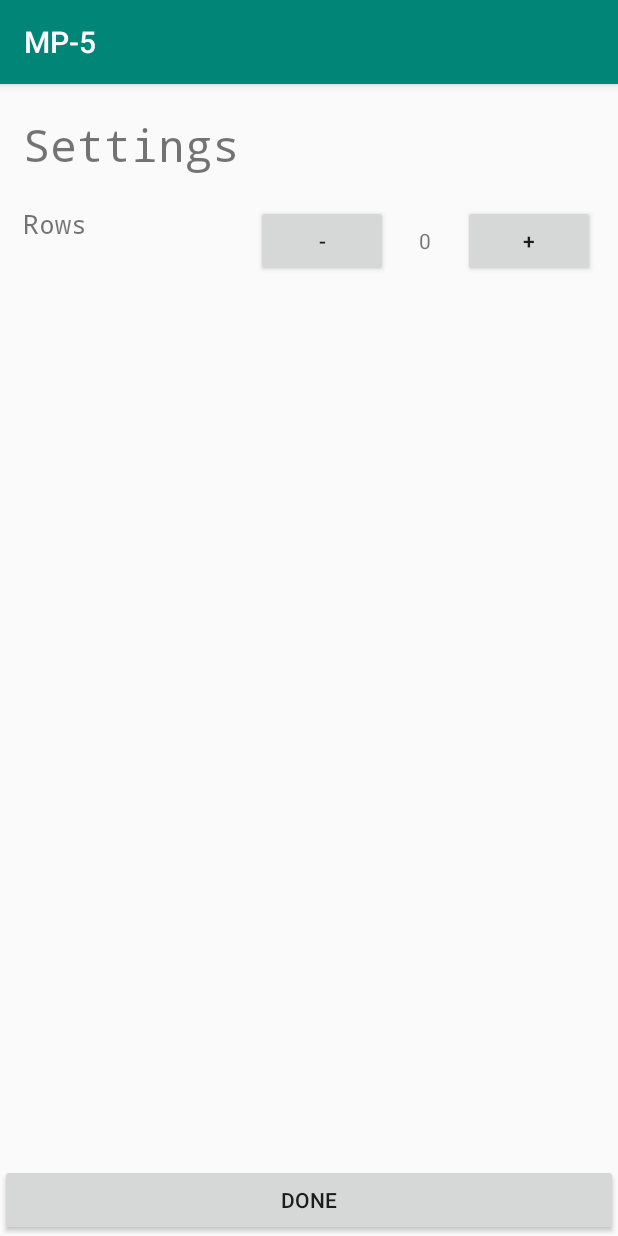
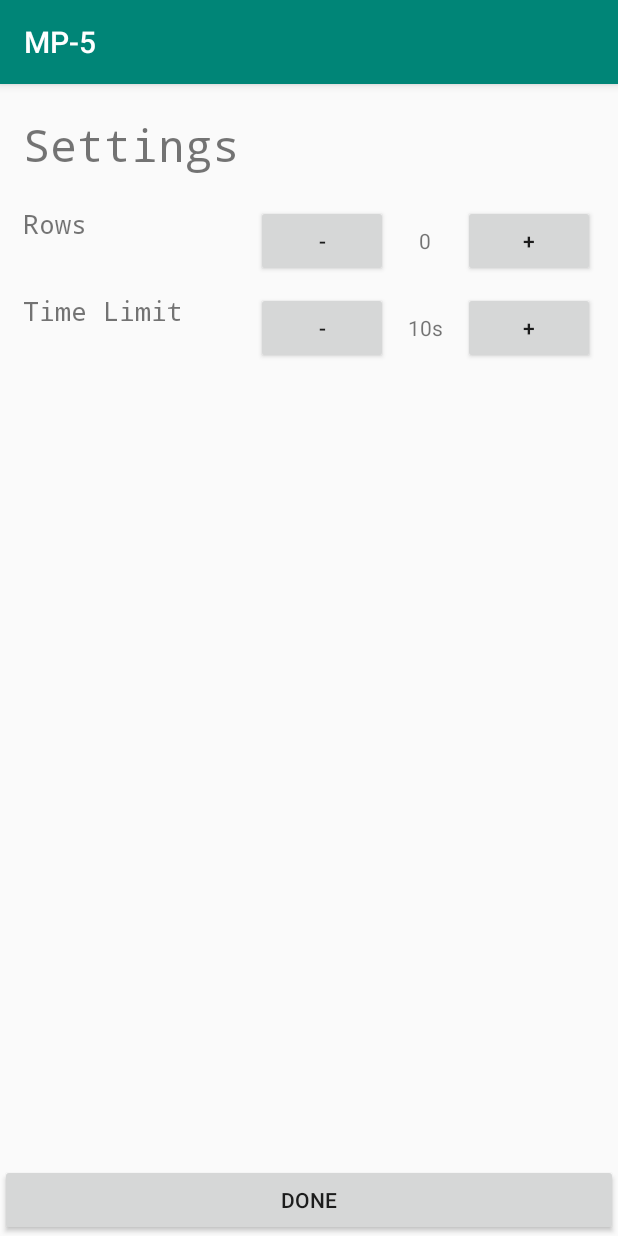
Before and after one commit to jlwang3/MP-5, an Android app: the Settings screen opened directly, with no data from a screen before it, on a phone screen of 412 x 824 dp. Run offline under Robolectric (Android 15) with nearby library versions, the phone set to English and light mode, and no system bars.

Commit message:
timer settings

```diff
--- a/app/src/main/java/com/example/mp_5/Settings.java
+++ b/app/src/main/java/com/example/mp_5/Settings.java
@@ -11,7 +11,7 @@ import androidx.appcompat.app.AppCompatActivity;
 
 public class Settings extends AppCompatActivity {
     private int rows = 10;
-//    private int time = 10;
+    private int time = 10;
 
     protected void onCreate(final Bundle savedInstanceState) {
         super.onCreate(savedInstanceState);
@@ -25,21 +25,21 @@ public class Settings extends AppCompatActivity {
         Button rowsPlus = findViewById(R.id.rowsPlus);
         Button rowsMinus = findViewById(R.id.rowsMinus);
         TextView rowsText = findViewById(R.id.numRows);
-//        Button timePlus = findViewById(R.id.timePlus);
-//        Button timeMinus = findViewById(R.id.timeMinus);
-//        TextView timeText = findViewById(R.id.timeSet);
+        Button timePlus = findViewById(R.id.timePlus);
+        Button timeMinus = findViewById(R.id.timeMinus);
+        TextView timeText = findViewById(R.id.timeSet);
         Button done = findViewById(R.id.done);
 
         // Get previous settings
         Intent intent = getIntent();
         rows = intent.getIntExtra("rows", 0);
-//        time = intent.getIntExtra("time", 10);
+        time = intent.getIntExtra("time", 10);
 
         // Set time and rows
         System.out.println(rowsText == null);
         rowsText.setText(String.format("%s", rows));
-//        String setTime = time + "s";
-//        timeText.setText(setTime);
+        String setTime = time + "s";
+        timeText.setText(setTime);
 
         // Set click listeners
         rowsPlus.setOnClickListener(v -> {
@@ -50,14 +50,14 @@ public class Settings extends AppCompatActivity {
             changeRows(-1);
             rowsText.setText(rows + "");
         });
-//        timePlus.setOnClickListener(v -> {
-//            changeTime(5);
-//            timeText.setText(time + "s");
-//        });
-//        timeMinus.setOnClickListener(v -> {
-//            changeTime(-5);
-//            timeText.setText(time + "s");
-//        });
+        timePlus.setOnClickListener(v -> {
+            changeTime(5);
+            timeText.setText(time + "s");
+        });
+        timeMinus.setOnClickListener(v -> {
+            changeTime(-5);
+            timeText.setText(time + "s");
+        });
         done.setOnClickListener(v -> {
             saveSettings();
         });
@@ -66,9 +66,9 @@ public class Settings extends AppCompatActivity {
         rowsPlus.setVisibility(View.VISIBLE);
         rowsMinus.setVisibility(View.VISIBLE);
         rowsText.setVisibility(View.VISIBLE);
-//        timePlus.setVisibility(View.VISIBLE);
-//        timeMinus.setVisibility(View.VISIBLE);
-//        timeText.setVisibility(View.VISIBLE);
+        timePlus.setVisibility(View.VISIBLE);
+        timeMinus.setVisibility(View.VISIBLE);
+        timeText.setVisibility(View.VISIBLE);
         done.setVisibility(View.VISIBLE);
     }
 
@@ -76,9 +76,9 @@ public class Settings extends AppCompatActivity {
         rows += change;
     }
 
-//    private void changeTime(int change) {
-//        time += change;
-//    }
+    private void changeTime(int change) {
+        time += change;
+    }
 
     public void saveSettings() {
         // Set and pass intent
--- a/app/src/main/res/layout/settings.xml
+++ b/app/src/main/res/layout/settings.xml
@@ -64,49 +64,49 @@
 
     </LinearLayout>
 
-<!--    <LinearLayout-->
-<!--        android:layout_width="match_parent"-->
-<!--        android:layout_height="wrap_content"-->
-<!--        android:orientation="horizontal"-->
-<!--        android:paddingLeft="15dp"-->
-<!--        android:paddingRight="15dp">-->
+    <LinearLayout
+        android:layout_width="match_parent"
+        android:layout_height="wrap_content"
+        android:orientation="horizontal"
+        android:paddingLeft="15dp"
+        android:paddingRight="15dp">
 
-<!--        <TextView-->
-<!--            android:id="@+id/timeLimitTitle"-->
-<!--            android:layout_width="0dp"-->
-<!--            android:layout_height="wrap_content"-->
-<!--            android:layout_weight="100"-->
-<!--            android:text="@string/time_limit"-->
-<!--            android:textSize="18sp"-->
-<!--            app:fontFamily="monospace" />-->
+        <TextView
+            android:id="@+id/timeLimitTitle"
+            android:layout_width="0dp"
+            android:layout_height="wrap_content"
+            android:layout_weight="100"
+            android:text="@string/time_limit"
+            android:textSize="18sp"
+            app:fontFamily="monospace" />
 
-<!--        <LinearLayout-->
-<!--            android:layout_width="wrap_content"-->
-<!--            android:layout_height="wrap_content"-->
-<!--            android:orientation="horizontal">-->
+        <LinearLayout
+            android:layout_width="wrap_content"
+            android:layout_height="wrap_content"
+            android:orientation="horizontal">
 
-<!--            <Button-->
-<!--                android:id="@+id/timeMinus"-->
-<!--                android:layout_width="wrap_content"-->
-<!--                android:layout_height="wrap_content"-->
-<!--                android:text="@string/minus"-->
-<!--                android:textSize="14sp" />-->
+            <Button
+                android:id="@+id/timeMinus"
+                android:layout_width="wrap_content"
+                android:layout_height="wrap_content"
+                android:text="@string/minus"
+                android:textSize="14sp" />
 
-<!--            <TextView-->
-<!--                android:id="@+id/timeSet"-->
-<!--                android:layout_width="50dp"-->
-<!--                android:layout_height="wrap_content"-->
-<!--                android:gravity="center" />-->
+            <TextView
+                android:id="@+id/timeSet"
+                android:layout_width="50dp"
+                android:layout_height="wrap_content"
+                android:gravity="center" />
 
-<!--            <Button-->
-<!--                android:id="@+id/timePlus"-->
-<!--                android:layout_width="wrap_content"-->
-<!--                android:layout_height="wrap_content"-->
-<!--                android:text="@string/plus"-->
-<!--                android:textSize="14sp" />-->
-<!--        </LinearLayout>-->
+            <Button
+                android:id="@+id/timePlus"
+                android:layout_width="wrap_content"
+                android:layout_height="wrap_content"
+                android:text="@string/plus"
+                android:textSize="14sp" />
+        </LinearLayout>
 
-<!--    </LinearLayout>-->
+    </LinearLayout>
 
     <LinearLayout
         android:layout_width="match_parent"
```
